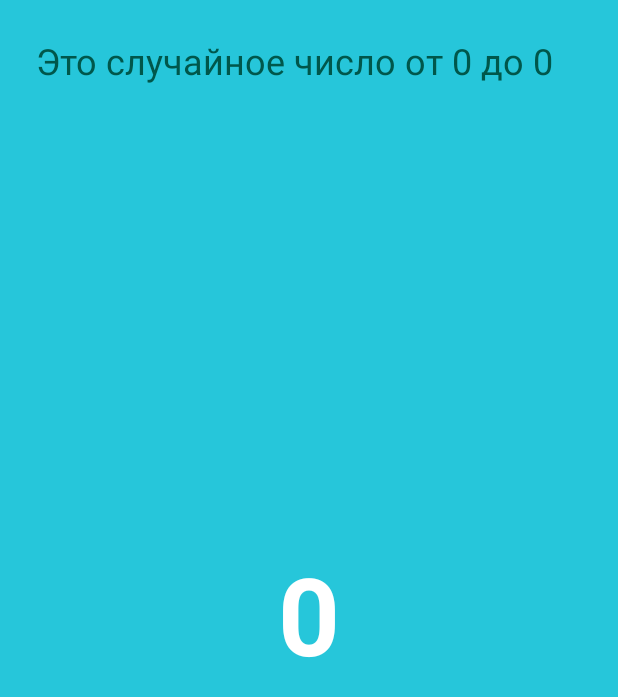
After one commit to Viktor1988/MyProject, an Android app: the SecondActivity screen opened directly, with no data from a screen before it, on a phone screen of 412 x 824 dp. The commit adds this screen. Shown: the top 697 px of the screen. Run offline under Robolectric (Android 15) with nearby library versions, the phone set to English and light mode, and no system bars.

Commit message:
Создание второго акьтивити и передача ему данных

```diff
--- a/app/build.gradle
+++ b/app/build.gradle
@@ -27,6 +27,7 @@ dependencies {
     androidTestImplementation 'com.android.support.test:runner:1.0.2'
     androidTestImplementation 'com.android.support.test.espresso:espresso-core:3.0.2'
     compile "org.jetbrains.kotlin:kotlin-stdlib-jdk7:$kotlin_version"
+    implementation 'com.android.support.constraint:constraint-layout:1.1.3'
 }
 repositories {
     mavenCentral()
--- a/app/src/main/AndroidManifest.xml
+++ b/app/src/main/AndroidManifest.xml
@@ -17,7 +17,7 @@
             </intent-filter>
         </activity>
 
-        <activity android:name=".Main2Activity"></activity>
+        <activity android:name=".SecondActivity"></activity>
     </application>
 
 </manifest>
--- /dev/null
+++ b/app/src/main/java/com/example/vpopov/apptest/SecondActivity.kt
@@ -0,0 +1,36 @@
+package com.example.vpopov.apptest
+
+import android.app.Activity
+
+import android.os.Bundle
+import kotlinx.android.synthetic.main.activity_second.*
+import kotlin.random.Random
+
+class SecondActivity: Activity() {
+    companion object {
+        const  val TOTAL_COUNT = "total_count"
+    }
+
+    override fun onCreate(savedInstanceState: Bundle?) {
+        super.onCreate(savedInstanceState)
+        setContentView(R.layout.activity_second)
+        showRandomNumber()
+    }
+
+
+    fun showRandomNumber(){
+
+        val count = intent.getIntExtra(TOTAL_COUNT,0)
+
+        val random = Random
+        var randomInt = 0
+
+        if(count > 0){
+              randomInt = random.nextInt(count + 1)
+
+        }
+
+        textViewRandom.text = Integer.toString(randomInt)
+        textViewLabel.text = getString(R.string.random_heading,count)
+    }
+}
--- a/app/src/main/java/com/example/vpopov/apptest/data/Quote.kt
+++ /dev/null
@@ -1,5 +0,0 @@
-package com.example.vpopov.apptest.data
-
-class Quote(
-        var
-)
--- /dev/null
+++ b/app/src/main/res/layout/activity_second.xml
@@ -0,0 +1,44 @@
+<?xml version="1.0" encoding="utf-8"?>
+<android.support.constraint.ConstraintLayout xmlns:android="http://schemas.android.com/apk/res/android"
+    xmlns:app="http://schemas.android.com/apk/res-auto"
+    xmlns:tools="http://schemas.android.com/tools"
+    android:id="@+id/linearLayout2"
+    android:layout_width="match_parent"
+    android:layout_height="match_parent"
+    android:background="@color/screenBackground2">
+
+
+
+    <TextView
+        android:id="@+id/textViewLabel"
+        android:layout_width="match_parent"
+        android:layout_height="wrap_content"
+        android:layout_marginEnd="24dp"
+        android:layout_marginStart="24dp"
+        android:layout_marginTop="24dp"
+        android:text="@string/random_heading"
+        android:textColor="@color/colorPrimaryDark"
+        android:textSize="24sp"
+        app:layout_constraintEnd_toEndOf="parent"
+        app:layout_constraintStart_toStartOf="parent"
+        app:layout_constraintTop_toTopOf="parent" />
+
+    <TextView
+        android:id="@+id/textViewRandom"
+        android:layout_width="wrap_content"
+        android:layout_height="wrap_content"
+        android:layout_marginStart="24dp"
+        android:layout_marginTop="24dp"
+        android:layout_marginEnd="24dp"
+        android:layout_marginBottom="24dp"
+        android:text="R"
+        android:textColor="@android:color/white"
+        android:textSize="72sp"
+        android:textStyle="bold"
+        app:layout_constraintVertical_bias="0.45"
+        app:layout_constraintBottom_toBottomOf="   parent"
+        app:layout_constraintEnd_toEndOf="parent"
+        app:layout_constraintStart_toStartOf="parent"
+        app:layout_constraintTop_toBottomOf="@+id/textViewLabel"
+         />
+</android.support.constraint.ConstraintLayout>
--- a/app/src/main/res/values/colors.xml
+++ b/app/src/main/res/values/colors.xml
@@ -1,6 +1,7 @@
 <?xml version="1.0" encoding="utf-8"?>
 <resources>
     <color name="colorPrimary">#008577</color>
+    <color name="screenBackground2">#26C6DA</color>
     <color name="colorPrimaryDark">#00574B</color>
     <color name="colorAccent">#D81B60</color>
 </resources>
--- a/app/src/main/res/values/strings.xml
+++ b/app/src/main/res/values/strings.xml
@@ -1,3 +1,4 @@
 <resources>
     <string name="app_name">AppTest</string>
+    <string name="random_heading">Это случайное число от 0 до %1d</string>
 </resources>
```
Also changed, not shown: app/src/main/java/com/example/vpopov/apptest/Main2Activity.kt (deleted, +0 -11 lines), app/src/main/java/com/example/vpopov/apptest/MainActivity.kt (+26 -4 lines), app/src/main/res/layout/activity_layout.xml (+51 -7 lines), 2 other files.
